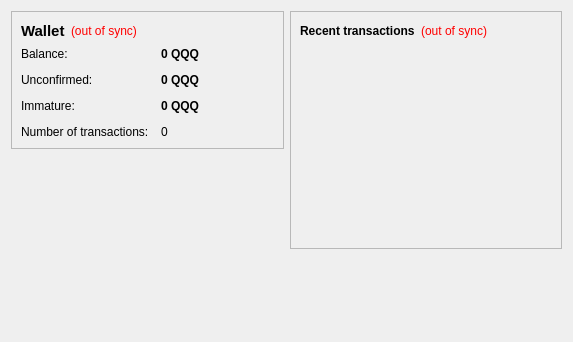
The window that src/qt/forms/overviewpage.ui (kryptobytes/NOXI) describes before a commit, drawn with Qt 5.
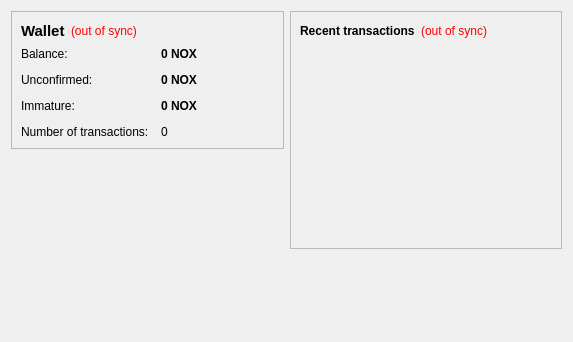
The same window after the commit.

Diff of the .ui file:
```diff
--- a/src/qt/forms/overviewpage.ui
+++ b/src/qt/forms/overviewpage.ui
@@ -105,7 +105,7 @@
              <string>Your current balance</string>
             </property>
             <property name="text">
-             <string notr="true">0 QQQ</string>
+             <string notr="true">0 NOX</string>
             </property>
             <property name="textInteractionFlags">
              <set>Qt::LinksAccessibleByMouse|Qt::TextSelectableByKeyboard|Qt::TextSelectableByMouse</set>
@@ -134,7 +134,7 @@
              <string>Total of transactions that have yet to be confirmed, and do not yet count toward the current balance</string>
             </property>
             <property name="text">
-             <string notr="true">0 QQQ</string>
+             <string notr="true">0 NOX</string>
             </property>
             <property name="textInteractionFlags">
              <set>Qt::LinksAccessibleByMouse|Qt::TextSelectableByKeyboard|Qt::TextSelectableByMouse</set>
@@ -177,7 +177,7 @@
              <string>Mined balance that has not yet matured</string>
             </property>
             <property name="text">
-             <string notr="true">0 QQQ</string>
+             <string notr="true">0 NOX</string>
             </property>
             <property name="textInteractionFlags">
              <set>Qt::LinksAccessibleByMouse|Qt::TextSelectableByKeyboard|Qt::TextSelectableByMouse</set>
```
Left out of the diff: 4 changed lines with no effect on the pictures.
